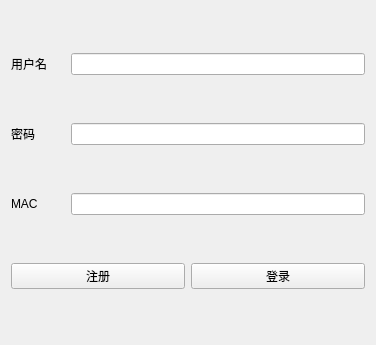
Old version of the form AutoArb/loginwidget.ui in the repository wayl39/AutoArbTrade.
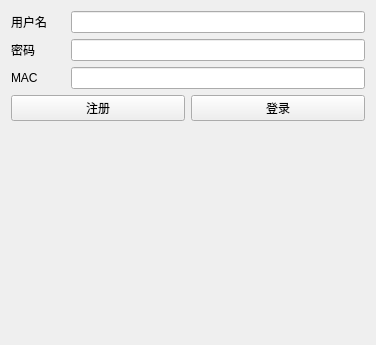
New version of the form.

```diff
--- a/AutoArb/loginwidget.ui
+++ b/AutoArb/loginwidget.ui
@@ -118,6 +118,13 @@
      </item>
     </layout>
    </item>
+   <item>
+    <widget class="QLabel" name="label_tip">
+     <property name="text">
+      <string/>
+     </property>
+    </widget>
+   </item>
   </layout>
  </widget>
  <resources/>
```
Left out of the diff: 6 changed lines with no effect on the pictures.
